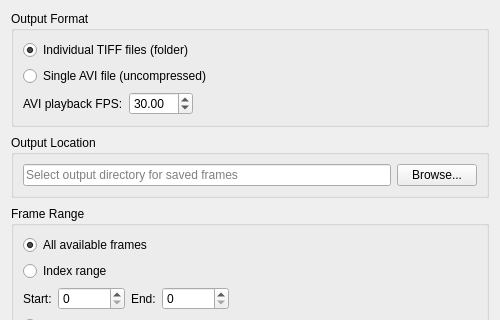
Qt form resources/ui/BufferSaveDialog.ui (KPT1020/mib-studio-qt) before a commit; both pictures show x 0 to 500 and y 0 to 320 of the 500 by 717 pixel window.
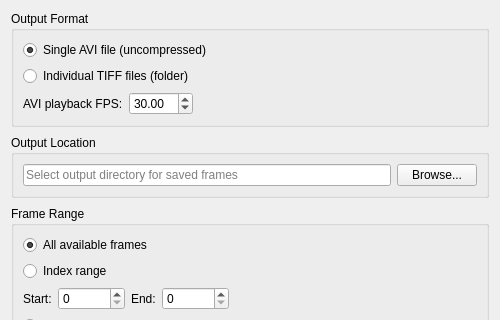
The same form after that commit.

Commit message: feat(BufferSaveDialog): default to AVI, never overwrite, offer ImageJ

Patch:
```diff
--- a/resources/ui/BufferSaveDialog.ui
+++ b/resources/ui/BufferSaveDialog.ui
@@ -27,9 +27,9 @@
      </property>
      <layout class="QVBoxLayout" name="formatLayout">
       <item>
-       <widget class="QRadioButton" name="tiffFormatRadio">
+       <widget class="QRadioButton" name="aviFormatRadio">
         <property name="text">
-         <string>Individual TIFF files (folder)</string>
+         <string>Single AVI file (uncompressed)</string>
         </property>
         <property name="checked">
          <bool>true</bool>
@@ -37,9 +37,9 @@
        </widget>
       </item>
       <item>
-       <widget class="QRadioButton" name="aviFormatRadio">
+       <widget class="QRadioButton" name="tiffFormatRadio">
         <property name="text">
-         <string>Single AVI file (uncompressed)</string>
+         <string>Individual TIFF files (folder)</string>
         </property>
        </widget>
       </item>
```
The commit also changes 5 other files.
